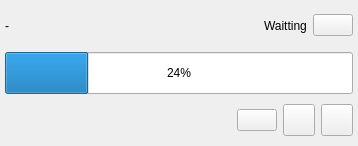
This is sVanilla/src/ClientUi/Download/DownloadingListWidget.ui in WangPengZhan/sVanilla as Qt 5 draws it before an edit. The edited form follows.
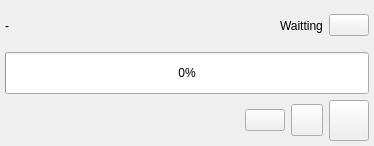
This is the edited form. Custom widgets are drawn as their Qt base class.

```diff
--- a/sVanilla/src/ClientUi/Download/DownloadingListWidget.ui
+++ b/sVanilla/src/ClientUi/Download/DownloadingListWidget.ui
@@ -6,7 +6,7 @@
    <rect>
     <x>0</x>
     <y>0</y>
-    <width>358</width>
+    <width>374</width>
     <height>146</height>
    </rect>
   </property>
@@ -90,7 +90,7 @@
       </sizepolicy>
      </property>
      <property name="value">
-      <number>24</number>
+      <number>0</number>
      </property>
     </widget>
    </item>
@@ -180,18 +180,12 @@
        </widget>
       </item>
       <item>
-       <widget class="QPushButton" name="btnDetail">
-        <property name="minimumSize">
-         <size>
-          <width>32</width>
-          <height>32</height>
-         </size>
-        </property>
-        <property name="maximumSize">
-         <size>
-          <width>32</width>
-          <height>32</height>
-         </size>
+       <widget class="VanillaStyle::IconButton" name="btnDetail">
+        <property name="sizePolicy">
+         <sizepolicy hsizetype="Preferred" vsizetype="Preferred">
+          <horstretch>0</horstretch>
+          <verstretch>0</verstretch>
+         </sizepolicy>
         </property>
         <property name="text">
          <string/>
@@ -204,6 +198,13 @@
   </layout>
  </widget>
  <layoutdefault spacing="6" margin="11"/>
+ <customwidgets>
+  <customwidget>
+   <class>VanillaStyle::IconButton</class>
+   <extends>QPushButton</extends>
+   <header>VanillaStyle/Widgets/IconButton.h</header>
+  </customwidget>
+ </customwidgets>
  <resources/>
  <connections/>
 </ui>
```
Left out of the diff: 14 changed lines with no effect on the pictures.
